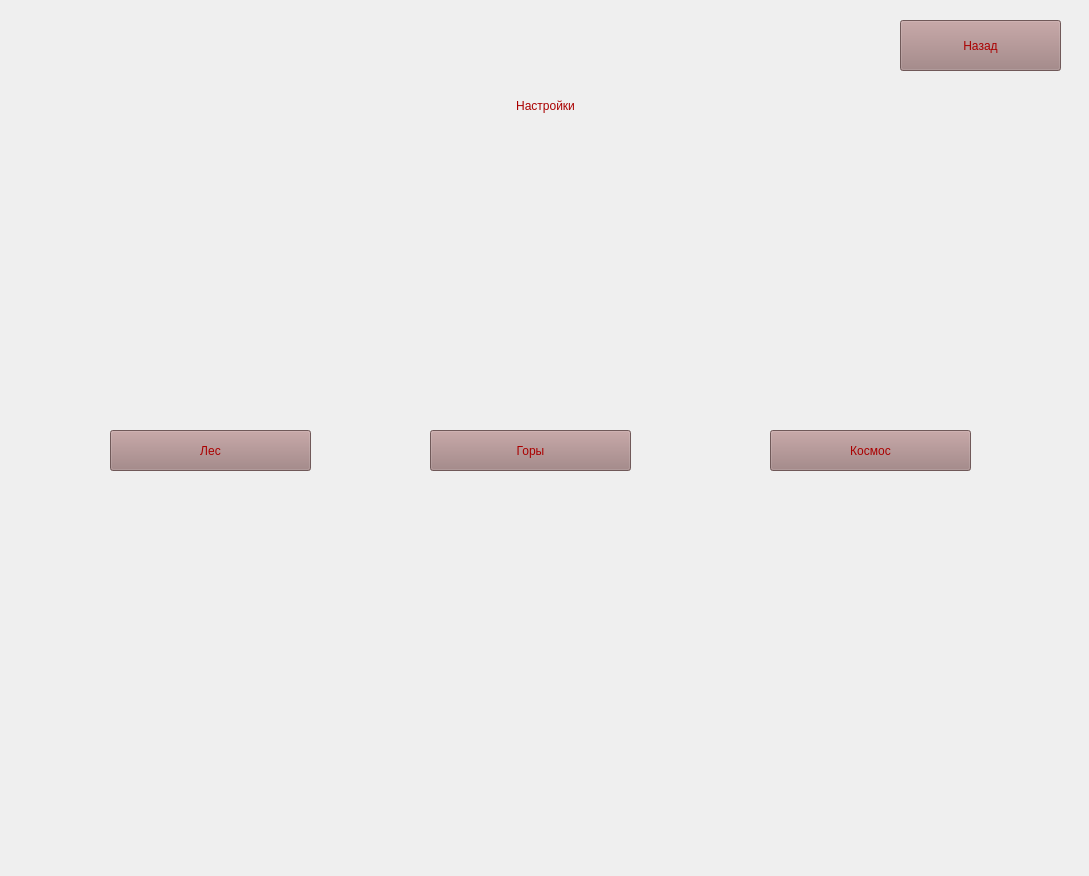
Above: QT_files/untitled_setting.ui from Anechka456/GameSaper before the change. Below: the same form after it.
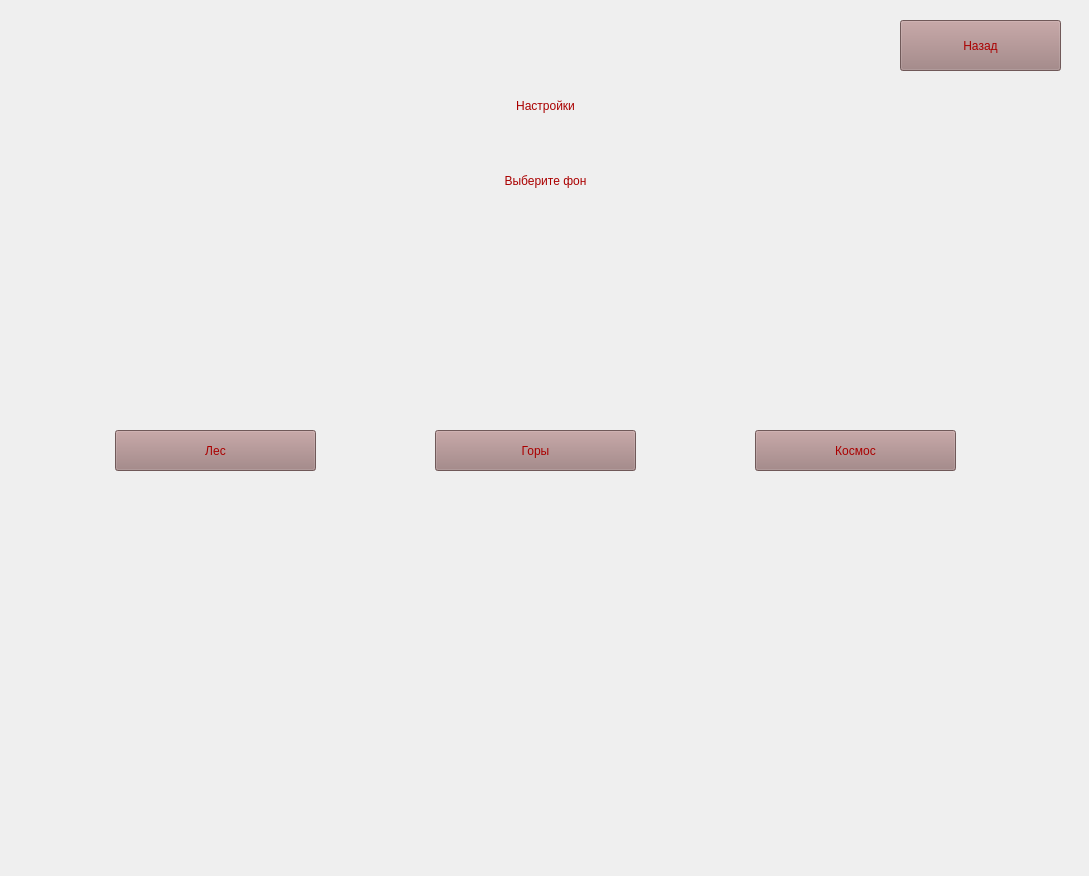
That is the form after the change.

Patch:
```diff
--- a/QT_files/untitled_setting.ui
+++ b/QT_files/untitled_setting.ui
@@ -36,7 +36,7 @@
   <widget class="QPushButton" name="dus">
    <property name="geometry">
     <rect>
-     <x>110</x>
+     <x>115</x>
      <y>430</y>
      <width>201</width>
      <height>41</height>
@@ -54,7 +54,7 @@
   <widget class="QPushButton" name="mountains">
    <property name="geometry">
     <rect>
-     <x>430</x>
+     <x>435</x>
      <y>430</y>
      <width>201</width>
      <height>41</height>
@@ -72,7 +72,7 @@
   <widget class="QPushButton" name="space">
    <property name="geometry">
     <rect>
-     <x>770</x>
+     <x>755</x>
      <y>430</y>
      <width>201</width>
      <height>41</height>
@@ -106,6 +106,29 @@
     <string>Назад</string>
    </property>
   </widget>
+  <widget class="QLabel" name="label_2">
+   <property name="geometry">
+    <rect>
+     <x>260</x>
+     <y>160</y>
+     <width>571</width>
+     <height>41</height>
+    </rect>
+   </property>
+   <property name="layoutDirection">
+    <enum>Qt::LeftToRight</enum>
+   </property>
+   <property name="styleSheet">
+    <string notr="true">font: 22pt &quot;MS Shell Dlg 2&quot;;
+color: rgb(170, 0, 0)</string>
+   </property>
+   <property name="text">
+    <string>Выберите фон</string>
+   </property>
+   <property name="alignment">
+    <set>Qt::AlignCenter</set>
+   </property>
+  </widget>
  </widget>
  <resources/>
  <connections/>
```
Left out of the diff: 2 changed lines with no effect on the pictures.
